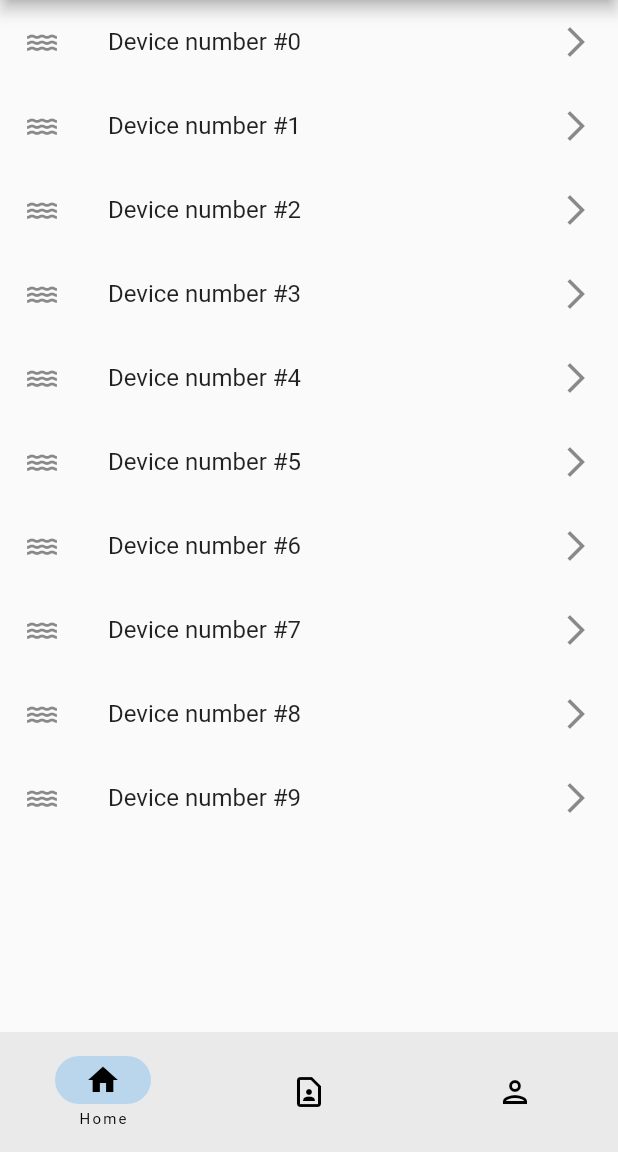
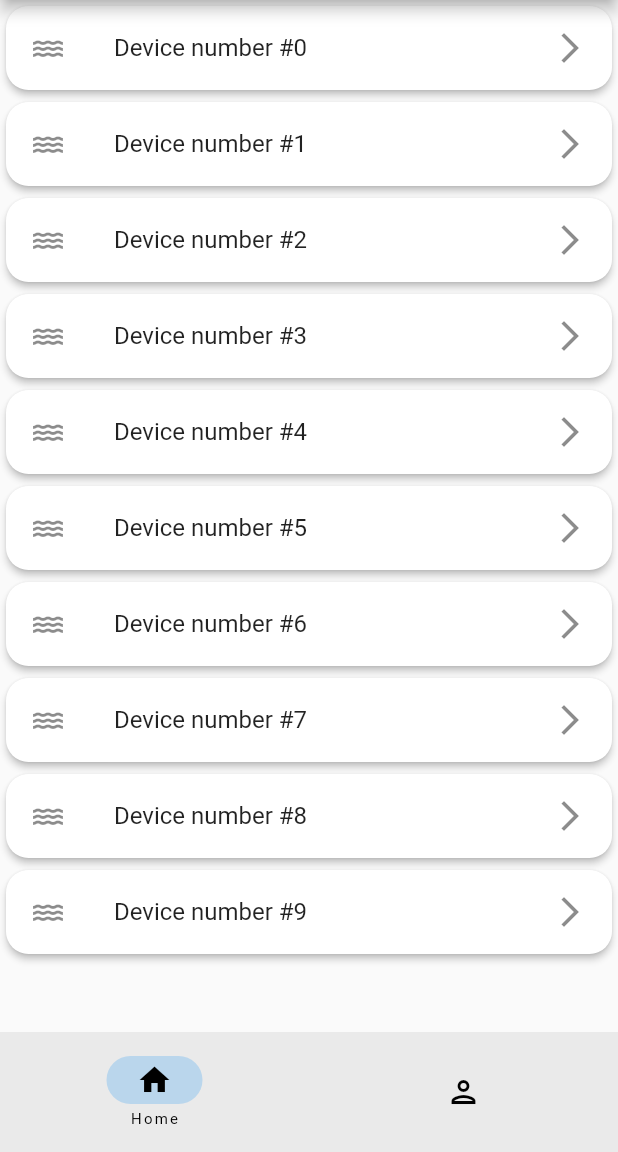
Before and after one commit to Churanta/Sub-Zero-App, a Flutter app: the screen it shows after launch, after a tap on "SignIn", on a phone screen of 412 x 824 dp, the part 84-1236 px from its top. Run offline on Flutter 3.47's test engine with Material 2 defaults, Android fonts, the phone set to English and light mode, and no system bars; network calls fail.

Commit message:
update on 23 jan

```diff
--- a/sunzero/lib/pages/MainPage.dart
+++ b/sunzero/lib/pages/MainPage.dart
@@ -32,13 +32,14 @@ class _NavigationExampleState extends State<NavigationExample> {
         title: const Text('Sub-Zero'),
         centerTitle: true,
         actions: [
-          IconButton(onPressed: (){
-            Navigator.push(
-                      context,
-                      MaterialPageRoute(
-                          builder: (context) =>  LoginPage()),
-                    );
-          }, icon: const Icon(Icons.logout))
+          IconButton(
+              onPressed: () {
+                Navigator.push(
+                  context,
+                  MaterialPageRoute(builder: (context) => LoginPage()),
+                );
+              },
+              icon: const Icon(Icons.logout))
         ],
         backgroundColor: Colors.blue[200],
       ),
@@ -47,7 +48,8 @@ class _NavigationExampleState extends State<NavigationExample> {
           setState(() {
             currentPageIndex = index;
           });
-        },animationDuration: const Duration(milliseconds: 1000),
+        },
+        animationDuration: const Duration(milliseconds: 1000),
         labelBehavior: NavigationDestinationLabelBehavior.onlyShowSelected,
         selectedIndex: currentPageIndex,
         destinations: const <Widget>[
@@ -56,11 +58,11 @@ class _NavigationExampleState extends State<NavigationExample> {
             icon: Icon(Icons.home_outlined),
             label: 'Home',
           ),
-          NavigationDestination(
-            selectedIcon: Icon(Icons.contact_page),
-            icon: Icon(Icons.contact_page_outlined),
-            label: 'Contact us',
-          ),
+          // NavigationDestination(
+          //   selectedIcon: Icon(Icons.contact_page),
+          //   icon: Icon(Icons.contact_page_outlined),
+          //   label: 'Contact us',
+          // ),
           NavigationDestination(
             selectedIcon: Icon(Icons.person),
             icon: Icon(Icons.person_outlined),
@@ -70,7 +72,7 @@ class _NavigationExampleState extends State<NavigationExample> {
       ),
       body: <Widget>[
         const UserProfile(),
-        const ContactUs(),
+        // const ContactUs(),
         const AboutUser()
       ][currentPageIndex],
     );
--- a/sunzero/lib/pages/login_page.dart
+++ b/sunzero/lib/pages/login_page.dart
@@ -58,7 +58,7 @@ class LoginPage extends StatelessWidget {
                 //password textfield
                 MyTextField(
                   controller: passwordController,
-                  hintText: 'password',
+                  hintText: 'password/otp',
                   obscureText: true,
                 ),
 
@@ -73,8 +73,7 @@ class LoginPage extends StatelessWidget {
                   onPressed: () {
                     Navigator.push(
                       context,
-                      MaterialPageRoute(
-                          builder: (context) => const MainPage()),
+                      MaterialPageRoute(builder: (context) => const MainPage()),
                     );
                   },
                   style: ElevatedButton.styleFrom(
--- a/sunzero/lib/pages/user_profile.dart
+++ b/sunzero/lib/pages/user_profile.dart
@@ -22,14 +22,20 @@ class _UserProfileState extends State<UserProfile> {
     return ListView.builder(
       itemCount: 10,
       itemBuilder: (_, index) {
-        return ListTile(
+        return Card(
+          color: Colors.blue[30],
+          shape: RoundedRectangleBorder(
+            borderRadius: BorderRadius.circular(15.0),
+          ),
+          elevation: 2,
+          child: ListTile(
               title: Text('Device number #$index'),
               leading: const Icon(Icons.water),
               trailing: const Icon(Icons.arrow_forward_ios),
               onTap: () {
                 Navigator.push(context,
                     MaterialPageRoute(builder: (context) => Remote(index)));
-          },
+              }),
         );
       },
     );
```
Lines whose indentation alone changed are shown as unchanged.
